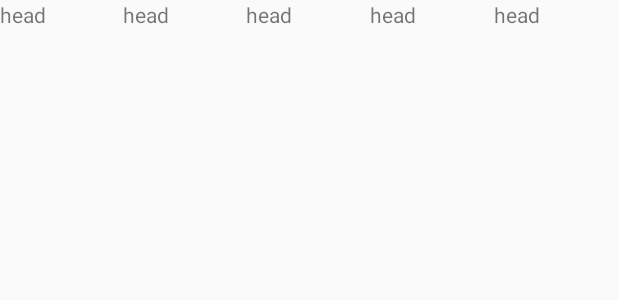
After one commit to qwinner/SkinValue, an Android app: the layout grid_data_item.xml on its own in the app's theme, with its tools: preview values and no code run, on a phone screen of 412 x 824 dp. The commit adds this screen. Shown: the top 300 px of the screen. Run offline under Robolectric (Android 15) with nearby library versions, the phone set to English and light mode, and no system bars.

Commit message:
add history data.

```diff
--- a/app/src/main/java/com/skin/skinvalue/activity/PullToRefreshActivity.java
+++ b/app/src/main/java/com/skin/skinvalue/activity/PullToRefreshActivity.java
@@ -10,6 +10,7 @@ import android.support.v7.app.AppCompatActivity;
 import android.support.v7.widget.Toolbar;
 
 import com.skin.skinvalue.R;
+import com.skin.skinvalue.fragment.HistoryFragment;
 import com.skin.skinvalue.fragment.homeFragment;
 import com.skin.skinvalue.pullRefreshFragment.ListViewFragment;
 import com.skin.skinvalue.pullRefreshFragment.RecyclerViewFragment;
@@ -50,7 +51,7 @@ public class PullToRefreshActivity extends AppCompatActivity {
                 case 1:
                     return new ListViewFragment();
                 case 2:
-                    return new RecyclerViewFragment();
+                    return new HistoryFragment();
                 default:
                     return new homeFragment();
             }
--- a/app/src/main/java/com/skin/skinvalue/pullRefreshFragment/ListViewFragment.java
+++ b/app/src/main/java/com/skin/skinvalue/pullRefreshFragment/ListViewFragment.java
@@ -77,7 +77,7 @@ public class ListViewFragment extends BaseRefreshFragment {
         ArrayList<Entry> e1 = new ArrayList<Entry>();
 
         for (int i = 0; i < 5; i++) {
-            e1.add(new Entry((int) (Math.random() * 65) + 40, i));
+            e1.add(new Entry((int) (Math.random() * 65) + 10, i));
         }
 
         LineDataSet d1 = new LineDataSet(e1, "您的数据");
@@ -89,7 +89,7 @@ public class ListViewFragment extends BaseRefreshFragment {
         ArrayList<Entry> e2 = new ArrayList<Entry>();
 
         for (int i = 0; i < 5; i++) {
-            e2.add(new Entry(e1.get(i).getVal() - 30, i));
+            e2.add(new Entry(e1.get(i).getVal() - (13-i*2), i));
         }
 
         LineDataSet d2 = new LineDataSet(e2, "I优级均值");
--- /dev/null
+++ b/app/src/main/res/layout/grid_data_item.xml
@@ -0,0 +1,42 @@
+<?xml version="1.0" encoding="utf-8"?>
+<LinearLayout xmlns:android="http://schemas.android.com/apk/res/android"
+    android:orientation="horizontal"
+    android:minHeight="120px"
+    android:layout_width="match_parent"
+    android:layout_height="match_parent">
+    <TextView
+        android:id="@+id/girdHead"
+        android:layout_width="wrap_content"
+        android:layout_height="wrap_content"
+        android:layout_weight="4"
+        android:text="head"
+        android:layout_gravity="center_horizontal"/>
+    <TextView
+        android:id="@+id/gridItem1"
+        android:layout_width="wrap_content"
+        android:layout_height="wrap_content"
+        android:layout_weight="4"
+        android:text="head"
+        android:layout_gravity="center_horizontal"/>
+    <TextView
+        android:id="@+id/gridItem2"
+        android:layout_width="wrap_content"
+        android:layout_height="wrap_content"
+        android:layout_weight="4"
+        android:text="head"
+        android:layout_gravity="center_horizontal"/>
+    <TextView
+        android:id="@+id/gridItem3"
+        android:layout_width="wrap_content"
+        android:layout_height="wrap_content"
+        android:layout_weight="4"
+        android:text="head"
+        android:layout_gravity="center_horizontal"/>
+    <TextView
+        android:id="@+id/gridItem4"
+        android:layout_width="wrap_content"
+        android:layout_height="wrap_content"
+        android:layout_weight="4"
+        android:text="head"
+        android:layout_gravity="center_horizontal"/>
+</LinearLayout>
```
Also changed, not shown: app/src/main/java/com/skin/skinvalue/common/gridDataItem.java (added, +14 -0 lines), app/src/main/java/com/skin/skinvalue/fragment/HistoryFragment.java (added, +99 -0 lines), app/src/main/res/layout/fragment_history.xml (added, +17 -0 lines).
